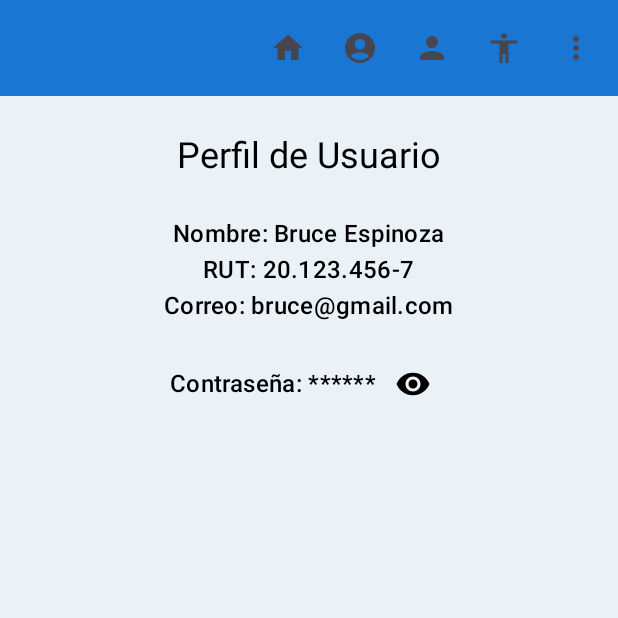
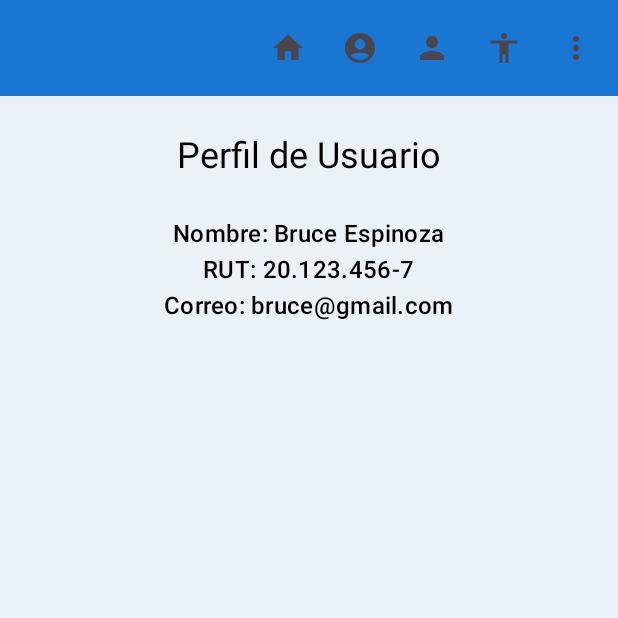
Before and after one commit to brucespinoza/TiendaComics, an Android app built with Jetpack Compose: the PerfilScreen screen opened through its navigation route, on a phone screen of 412 x 824 dp, the top half of it. Run offline under Robolectric (Android 15) with nearby library versions, the phone set to English and light mode, and no system bars; our stand-ins replace Room's generated code.

Commit message:
Sin error ahora?

```diff
--- a/app/src/main/java/com/example/tiendacomic/navigation/NavGraph.kt
+++ b/app/src/main/java/com/example/tiendacomic/navigation/NavGraph.kt
@@ -14,7 +14,7 @@ fun NavGraph(
 ) {
     NavHost(
         navController = navController,
-        startDestination = Route.Catalogo.path
+        startDestination = Route.Login.path
     ) {
 
         composable(Route.Login.path) {
--- a/app/src/main/java/com/example/tiendacomic/ui/screen/PerfilScreen.kt
+++ b/app/src/main/java/com/example/tiendacomic/ui/screen/PerfilScreen.kt
@@ -58,21 +58,7 @@ fun PerfilScreen(
 
             Spacer(Modifier.height(16.dp))
 
-            Row(verticalAlignment = Alignment.CenterVertically) {
-                Text(
-                    text = if (passwordVisible)
-                        "Contraseña: ${state.contrasena}"
-                    else
-                        "Contraseña: ******",style = MaterialTheme.typography.titleMedium
-                )
 
-                IconButton(onClick = { passwordVisible = !passwordVisible }) {
-                    Icon(
-                        imageVector = if (passwordVisible) Icons.Default.VisibilityOff else Icons.Default.Visibility,
-                        contentDescription = "Mostrar/Ocultar contraseña"
-                    )
                 }
             }
         }
-    }
-}
```
